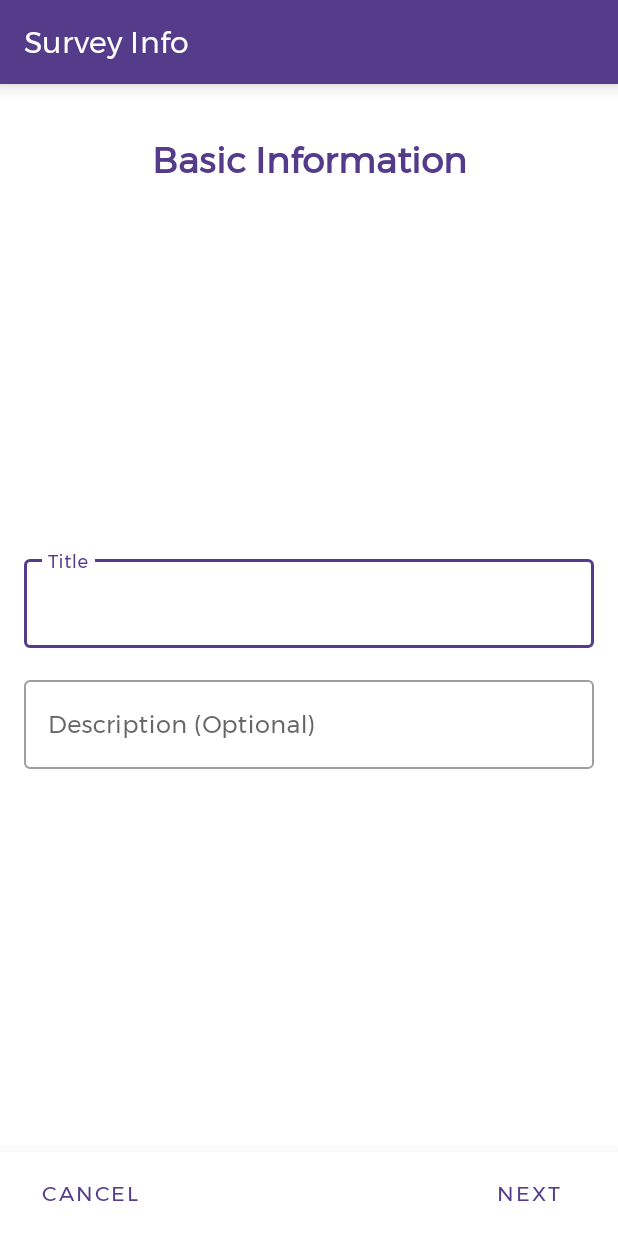
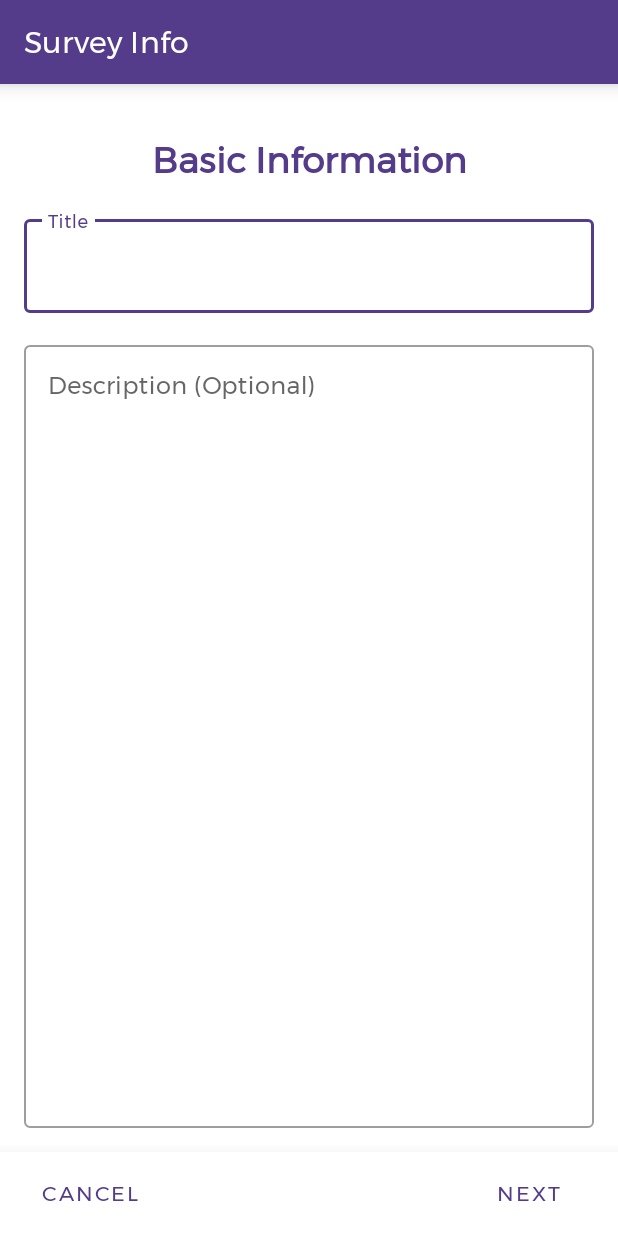
Before and after one commit to kaisalar/SurveyMasterMVVM, an Android app: the SurveyBasicInfoFragment screen opened directly, with no data from a screen before it, on a phone screen of 412 x 824 dp. Run offline under Robolectric (Android 15) with nearby library versions, the phone set to English and light mode, and no system bars; our stand-ins replace Room's generated code, navigation-ui; network calls fail.

Commit message:
make some things nicer

```diff
--- a/app/src/main/res/layout/survey_basic_info_fragment.xml
+++ b/app/src/main/res/layout/survey_basic_info_fragment.xml
@@ -17,31 +17,31 @@
             android:layout_width="0dp"
             android:layout_height="wrap_content"
             app:layout_constraintStart_toStartOf="parent" android:layout_marginStart="16dp"
-            android:layout_marginEnd="16dp" app:layout_constraintEnd_toEndOf="parent" android:layout_marginBottom="8dp"
-            app:layout_constraintBottom_toTopOf="@+id/guideline" android:hint="Title"
-            style="@style/Widget.MaterialComponents.TextInputLayout.OutlinedBox" android:id="@+id/titleTextLayout">
+            android:layout_marginEnd="16dp" app:layout_constraintEnd_toEndOf="parent"
+            android:hint="Title"
+            style="@style/Widget.MaterialComponents.TextInputLayout.OutlinedBox" android:id="@+id/titleTextLayout"
+            android:layout_marginTop="16dp" app:layout_constraintTop_toBottomOf="@+id/textView14">
 
         <com.google.android.material.textfield.TextInputEditText
                 android:layout_width="match_parent"
                 android:layout_height="wrap_content"
-                android:id="@+id/titleEditText"/>
+                android:inputType="textCapWords|textNoSuggestions"
+                android:id="@+id/titleEditText" android:textSize="18sp"/>
     </com.google.android.material.textfield.TextInputLayout>
-    <androidx.constraintlayout.widget.Guideline android:layout_width="wrap_content" android:layout_height="wrap_content"
-                                                android:id="@+id/guideline"
-                                                android:orientation="horizontal"
-                                                app:layout_constraintGuide_percent="0.5"/>
     <com.google.android.material.textfield.TextInputLayout
             android:layout_width="0dp"
-            android:layout_height="wrap_content"
+            android:layout_height="0dp"
             app:layout_constraintStart_toStartOf="parent" android:layout_marginStart="16dp"
-            app:layout_constraintEnd_toEndOf="parent" android:layout_marginEnd="16dp" android:layout_marginTop="8dp"
-            app:layout_constraintTop_toTopOf="@+id/guideline" android:hint="Description (Optional)"
+            app:layout_constraintEnd_toEndOf="parent" android:layout_marginEnd="16dp" android:layout_marginTop="16dp"
+            android:hint="Description (Optional)"
             style="@style/Widget.MaterialComponents.TextInputLayout.OutlinedBox"
-            android:id="@+id/descriptionTextLayout">
+            android:id="@+id/descriptionTextLayout" app:layout_constraintTop_toBottomOf="@+id/titleTextLayout"
+            android:layout_marginBottom="16dp" app:layout_constraintBottom_toTopOf="@+id/cardView2">
 
         <com.google.android.material.textfield.TextInputEditText
                 android:layout_width="match_parent"
-                android:layout_height="wrap_content"
+                android:layout_height="match_parent"
+                android:gravity="start|top"
                 android:id="@+id/descriptionEditText"/>
     </com.google.android.material.textfield.TextInputLayout>
 
@@ -51,7 +51,7 @@
             app:layout_constraintEnd_toEndOf="parent"
             app:layout_constraintStart_toStartOf="parent"
             app:layout_constraintBottom_toBottomOf="parent" app:cardElevation="16dp" app:cardCornerRadius="0dp"
-            app:layout_constraintHorizontal_bias="0.0">
+            app:layout_constraintHorizontal_bias="0.0" android:id="@+id/cardView2">
         <androidx.constraintlayout.widget.ConstraintLayout
                 android:layout_width="match_parent"
                 android:layout_height="match_parent">
--- a/app/src/main/res/layout/survey_list_item.xml
+++ b/app/src/main/res/layout/survey_list_item.xml
@@ -18,7 +18,7 @@
                 android:layout_height="wrap_content">
 
             <View
-                    android:layout_width="8dp"
+                    android:layout_width="4dp"
                     android:layout_height="0dp"
                     android:id="@+id/sideBarView" app:layout_constraintStart_toStartOf="parent"
                     app:layout_constraintBottom_toBottomOf="parent"
```
Also changed, not shown: app/src/main/java/com/kaisalar/android_client/ui/main/MainActivity.kt (+13 -0 lines), app/src/main/java/com/kaisalar/android_client/ui/main/profile/ProfileFragment.kt (+14 -5 lines).
